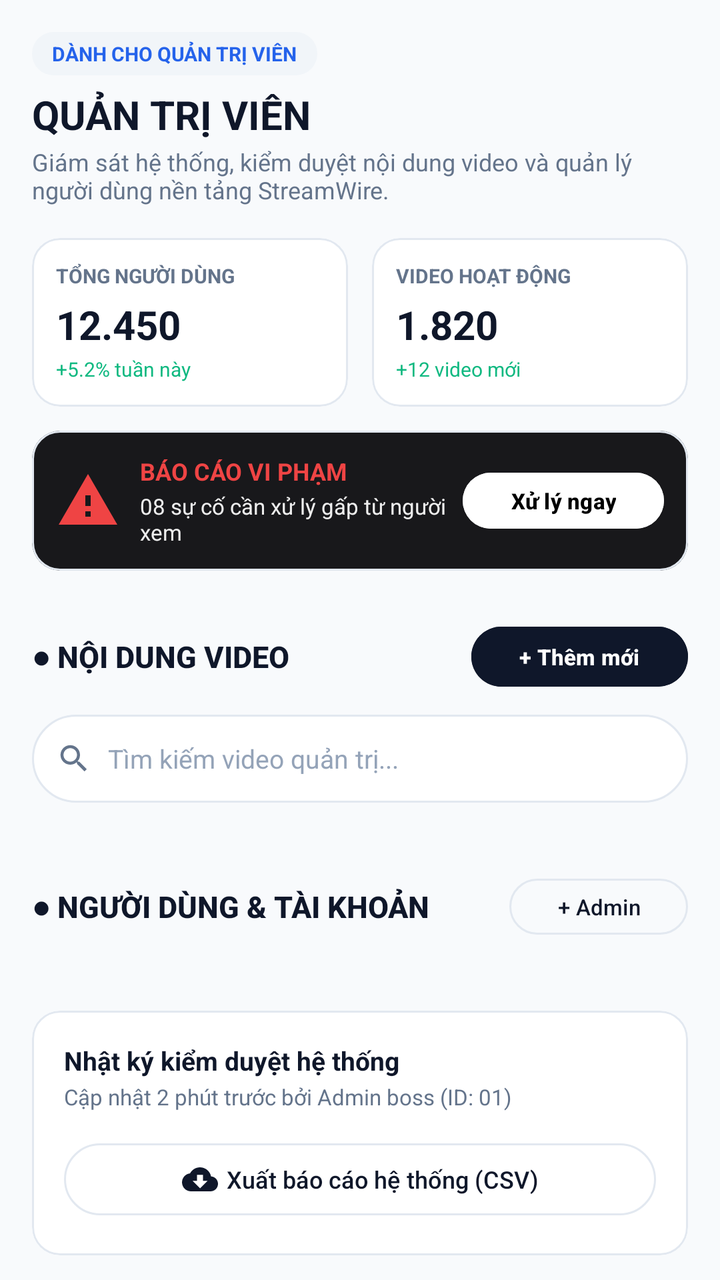
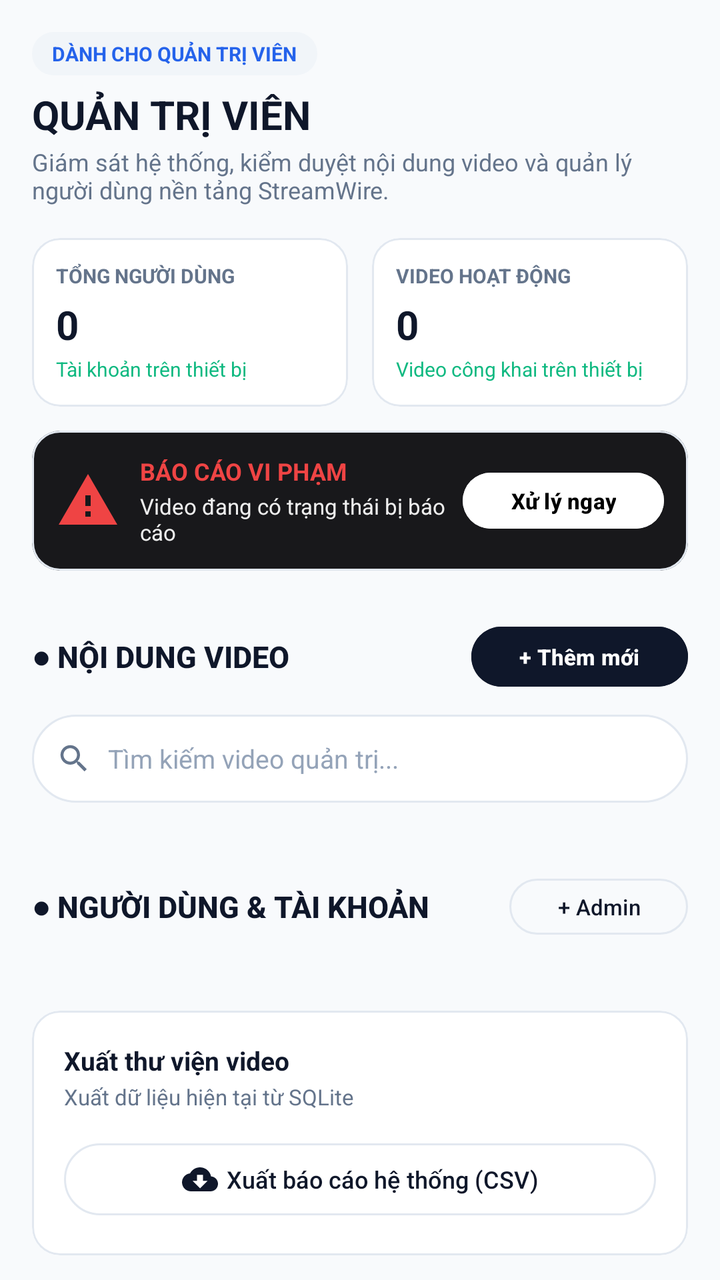

Screens rendered from an Android XML layout before and after an edit, with the pre-edit source and the edit as a unified diff.
<!-- AndroidManifest.xml: application theme Theme.StreamWire -->
<!-- res/layout/fragment_admin.xml -->
<?xml version="1.0" encoding="utf-8"?>
<androidx.core.widget.NestedScrollView xmlns:android="http://schemas.android.com/apk/res/android"
    xmlns:app="http://schemas.android.com/apk/res-auto"
    xmlns:tools="http://schemas.android.com/tools"
    android:layout_width="match_parent"
    android:layout_height="match_parent"
    android:background="@color/background"
    android:fillViewport="true"
    android:overScrollMode="never">

    <LinearLayout
        android:layout_width="match_parent"
        android:layout_height="wrap_content"
        android:orientation="vertical"
        android:padding="16dp">

        
        <TextView
            android:layout_width="wrap_content"
            android:layout_height="wrap_content"
            android:background="@drawable/bg_badge_pill"
            android:text="DÀNH CHO QUẢN TRỊ VIÊN"
            android:textColor="@color/secondary"
            android:textSize="10sp"
            android:textStyle="bold" />

        <TextView
            android:layout_width="wrap_content"
            android:layout_height="wrap_content"
            android:layout_marginTop="6dp"
            android:text="QUẢN TRỊ VIÊN"
            android:textColor="@color/text_primary"
            android:textSize="20sp"
            android:textStyle="bold" />

        <TextView
            android:layout_width="wrap_content"
            android:layout_height="wrap_content"
            android:layout_marginTop="2dp"
            android:text="Giám sát hệ thống, kiểm duyệt nội dung video và quản lý người dùng nền tảng StreamWire."
            android:textColor="@color/text_secondary"
            android:textSize="12sp" />

        
        <LinearLayout
            android:layout_width="match_parent"
            android:layout_height="wrap_content"
            android:layout_marginTop="16dp"
            android:orientation="horizontal">

            
            <com.google.android.material.card.MaterialCardView
                style="@style/Widget.StreamWire.CardView"
                android:layout_width="0dp"
                android:layout_height="wrap_content"
                android:layout_marginEnd="6dp"
                android:layout_weight="1">

                <LinearLayout
                    android:layout_width="match_parent"
                    android:layout_height="wrap_content"
                    android:orientation="vertical"
                    android:padding="12dp">

                    <TextView
                        android:layout_width="wrap_content"
                        android:layout_height="wrap_content"
                        android:text="TỔNG NGƯỜI DÙNG"
                        android:textColor="@color/text_secondary"
                        android:textSize="10sp"
                        android:textStyle="bold" />

                    <TextView
                        android:id="@+id/tvTotalUsersStat"
                        android:layout_width="wrap_content"
                        android:layout_height="wrap_content"
                        android:layout_marginTop="4dp"
                        android:text="12.450"
                        android:textColor="@color/text_primary"
                        android:textSize="20sp"
                        android:textStyle="bold" />

                    <TextView
                        android:layout_width="wrap_content"
                        android:layout_height="wrap_content"
                        android:layout_marginTop="2dp"
                        android:text="+5.2% tuần này"
                        android:textColor="@color/accent_green"
                        android:textSize="10sp" />
                </LinearLayout>
            </com.google.android.material.card.MaterialCardView>

            
            <com.google.android.material.card.MaterialCardView
                style="@style/Widget.StreamWire.CardView"
                android:layout_width="0dp"
                android:layout_height="wrap_content"
                android:layout_marginStart="6dp"
                android:layout_weight="1">

                <LinearLayout
                    android:layout_width="match_parent"
                    android:layout_height="wrap_content"
                    android:orientation="vertical"
                    android:padding="12dp">

                    <TextView
                        android:layout_width="wrap_content"
                        android:layout_height="wrap_content"
                        android:text="VIDEO HOẠT ĐỘNG"
                        android:textColor="@color/text_secondary"
                        android:textSize="10sp"
                        android:textStyle="bold" />

                    <TextView
                        android:id="@+id/tvActiveVideosStat"
                        android:layout_width="wrap_content"
                        android:layout_height="wrap_content"
                        android:layout_marginTop="4dp"
                        android:text="1.820"
                        android:textColor="@color/text_primary"
                        android:textSize="20sp"
                        android:textStyle="bold" />

                    <TextView
                        android:layout_width="wrap_content"
                        android:layout_height="wrap_content"
                        android:layout_marginTop="2dp"
                        android:text="+12 video mới"
                        android:textColor="@color/accent_green"
                        android:textSize="10sp" />
                </LinearLayout>
            </com.google.android.material.card.MaterialCardView>
        </LinearLayout>

        
        <com.google.android.material.card.MaterialCardView
            android:id="@+id/cardReportWarning"
            style="@style/Widget.StreamWire.CardView"
            android:layout_width="match_parent"
            android:layout_height="wrap_content"
            android:layout_marginTop="12dp"
            app:cardBackgroundColor="@color/badge_warning_bg">

            <LinearLayout
                android:layout_width="match_parent"
                android:layout_height="wrap_content"
                android:gravity="center_vertical"
                android:orientation="horizontal"
                android:padding="12dp">

                <ImageView
                    android:layout_width="32dp"
                    android:layout_height="32dp"
                    android:src="@drawable/ic_report_problem"
                    app:tint="@color/accent_red" />

                <LinearLayout
                    android:layout_width="0dp"
                    android:layout_height="wrap_content"
                    android:layout_marginStart="10dp"
                    android:layout_weight="1"
                    android:orientation="vertical">

                    <TextView
                        android:layout_width="wrap_content"
                        android:layout_height="wrap_content"
                        android:text="BÁO CÁO VI PHẠM"
                        android:textColor="@color/accent_red"
                        android:textSize="12sp"
                        android:textStyle="bold" />

                    <TextView
                        android:layout_width="wrap_content"
                        android:layout_height="wrap_content"
                        android:layout_marginTop="2dp"
                        android:text="08 sự cố cần xử lý gấp từ người xem"
                        android:textColor="#EEEEEE"
                        android:textSize="11sp" />
                </LinearLayout>

                <com.google.android.material.button.MaterialButton
                    android:id="@+id/btnResolveReport"
                    android:layout_width="wrap_content"
                    android:layout_height="36dp"
                    android:backgroundTint="#FFFFFF"
                    android:text="Xử lý ngay"
                    android:textColor="#000000"
                    android:textSize="11sp"
                    android:textStyle="bold"
                    app:cornerRadius="18dp" />

            </LinearLayout>
        </com.google.android.material.card.MaterialCardView>

        
        <LinearLayout
            android:layout_width="match_parent"
            android:layout_height="wrap_content"
            android:layout_marginTop="24dp"
            android:gravity="center_vertical"
            android:orientation="horizontal">

            <TextView
                android:layout_width="0dp"
                android:layout_height="wrap_content"
                android:layout_weight="1"
                android:fontFamily="sans-serif-medium"
                android:text="● NỘI DUNG VIDEO"
                android:textColor="@color/text_primary"
                android:textSize="15sp"
                android:textStyle="bold" />

            
            <com.google.android.material.button.MaterialButton
                android:id="@+id/btnAdminAddVideo"
                android:layout_width="wrap_content"
                android:layout_height="38dp"
                android:backgroundTint="@color/primary"
                android:text="+ Thêm mới"
                android:textColor="@color/text_on_primary"
                android:textSize="11sp"
                android:textStyle="bold"
                app:cornerRadius="19dp" />
        </LinearLayout>

        
        <LinearLayout
            android:layout_width="match_parent"
            android:layout_height="44dp"
            android:layout_marginTop="10dp"
            android:background="@drawable/bg_search_input"
            android:gravity="center_vertical"
            android:orientation="horizontal"
            android:paddingStart="12dp"
            android:paddingEnd="12dp">

            <ImageView
                android:layout_width="18dp"
                android:layout_height="18dp"
                android:src="@drawable/ic_search"
                app:tint="@color/text_secondary" />

            <EditText
                android:id="@+id/etSearchAdminVideo"
                android:layout_width="match_parent"
                android:layout_height="match_parent"
                android:layout_marginStart="8dp"
                android:background="@android:color/transparent"
                android:hint="Tìm kiếm video quản trị..."
                android:inputType="text"
                android:textColor="@color/text_primary"
                android:textColorHint="@color/text_hint"
                android:textSize="13sp" />
        </LinearLayout>

        
        <androidx.recyclerview.widget.RecyclerView
            android:id="@+id/rvAdminVideos"
            android:layout_width="match_parent"
            android:layout_height="wrap_content"
            android:layout_marginTop="10dp"
            android:nestedScrollingEnabled="false"
            tools:listitem="@layout/item_admin_video" />

        
        <LinearLayout
            android:layout_width="match_parent"
            android:layout_height="wrap_content"
            android:layout_marginTop="24dp"
            android:gravity="center_vertical"
            android:orientation="horizontal">

            <TextView
                android:layout_width="0dp"
                android:layout_height="wrap_content"
                android:layout_weight="1"
                android:fontFamily="sans-serif-medium"
                android:text="● NGƯỜI DÙNG &amp; TÀI KHOẢN"
                android:textColor="@color/text_primary"
                android:textSize="15sp"
                android:textStyle="bold" />

            
            <com.google.android.material.button.MaterialButton
                android:id="@+id/btnQuickGrantAdmin"
                style="@style/Widget.Material3.Button.OutlinedButton"
                android:layout_width="wrap_content"
                android:layout_height="36dp"
                android:text="+ Admin"
                android:textColor="@color/text_primary"
                android:textSize="11sp"
                app:cornerRadius="18dp"
                app:strokeColor="@color/divider" />
        </LinearLayout>

        
        <androidx.recyclerview.widget.RecyclerView
            android:id="@+id/rvAdminUsers"
            android:layout_width="match_parent"
            android:layout_height="wrap_content"
            android:layout_marginTop="10dp"
            android:nestedScrollingEnabled="false"
            tools:listitem="@layout/item_admin_user" />

        
        <com.google.android.material.card.MaterialCardView
            style="@style/Widget.StreamWire.CardView"
            android:layout_width="match_parent"
            android:layout_height="wrap_content"
            android:layout_marginTop="24dp"
            android:layout_marginBottom="24dp">

            <LinearLayout
                android:layout_width="match_parent"
                android:layout_height="wrap_content"
                android:orientation="vertical"
                android:padding="16dp">

                <TextView
                    android:layout_width="wrap_content"
                    android:layout_height="wrap_content"
                    android:text="Nhật ký kiểm duyệt hệ thống"
                    android:textColor="@color/text_primary"
                    android:textSize="13sp"
                    android:textStyle="bold" />

                <TextView
                    android:layout_width="wrap_content"
                    android:layout_height="wrap_content"
                    android:layout_marginTop="2dp"
                    android:text="Cập nhật 2 phút trước bởi Admin boss (ID: 01)"
                    android:textColor="@color/text_secondary"
                    android:textSize="11sp" />

                <com.google.android.material.button.MaterialButton
                    android:id="@+id/btnExportReportCsv"
                    style="@style/Widget.Material3.Button.OutlinedButton"
                    android:layout_width="match_parent"
                    android:layout_height="44dp"
                    android:layout_marginTop="12dp"
                    android:text="Xuất báo cáo hệ thống (CSV)"
                    android:textColor="@color/text_primary"
                    android:textSize="12sp"
                    app:cornerRadius="22dp"
                    app:icon="@drawable/ic_download"
                    app:iconGravity="textStart"
                    app:iconTint="@color/text_primary"
                    app:strokeColor="@color/divider" />
            </LinearLayout>
        </com.google.android.material.card.MaterialCardView>

    </LinearLayout>
</androidx.core.widget.NestedScrollView>
<!-- res/layout/item_admin_video.xml (included above) -->
<?xml version="1.0" encoding="utf-8"?>
<com.google.android.material.card.MaterialCardView xmlns:android="http://schemas.android.com/apk/res/android"
    xmlns:app="http://schemas.android.com/apk/res-auto"
    xmlns:tools="http://schemas.android.com/tools"
    android:id="@+id/cardAdminVideo"
    style="@style/Widget.StreamWire.CardView"
    android:layout_width="match_parent"
    android:layout_height="wrap_content"
    android:layout_marginBottom="12dp">

    <LinearLayout
        android:layout_width="match_parent"
        android:layout_height="wrap_content"
        android:orientation="vertical"
        android:padding="12dp">

        <LinearLayout
            android:layout_width="match_parent"
            android:layout_height="wrap_content"
            android:orientation="horizontal">

            
            <FrameLayout
                android:layout_width="96dp"
                android:layout_height="64dp">

                <com.google.android.material.imageview.ShapeableImageView
                    android:id="@+id/ivAdminVideoThumb"
                    android:layout_width="match_parent"
                    android:layout_height="match_parent"
                    android:background="@color/badge_bg"
                    android:scaleType="centerCrop"
                    android:src="@drawable/ic_play_circle"
                    app:shapeAppearanceOverlay="@style/Widget.StreamWire.CardView" />

                <ImageView
                    android:layout_width="24dp"
                    android:layout_height="24dp"
                    android:layout_gravity="center"
                    android:background="@drawable/bg_circle_icon"
                    android:padding="5dp"
                    android:src="@drawable/ic_play_arrow"
                    app:tint="@color/text_primary" />
            </FrameLayout>

            
            <LinearLayout
                android:layout_width="0dp"
                android:layout_height="wrap_content"
                android:layout_marginStart="12dp"
                android:layout_weight="1"
                android:orientation="vertical">

                <LinearLayout
                    android:layout_width="match_parent"
                    android:layout_height="wrap_content"
                    android:gravity="center_vertical"
                    android:orientation="horizontal">

                    <TextView
                        android:id="@+id/tvAdminVideoStatus"
                        android:layout_width="wrap_content"
                        android:layout_height="wrap_content"
                        android:background="@drawable/bg_badge_pill"
                        android:text="Đang hiển thị"
                        android:textColor="@color/accent_green"
                        android:textSize="10sp"
                        android:textStyle="bold" />

                    <TextView
                        android:id="@+id/tvAdminVideoId"
                        android:layout_width="wrap_content"
                        android:layout_height="wrap_content"
                        android:layout_marginStart="6dp"
                        android:text="ID: #001"
                        android:textColor="@color/text_hint"
                        android:textSize="10sp" />
                </LinearLayout>

                <TextView
                    android:id="@+id/tvAdminVideoTitle"
                    android:layout_width="match_parent"
                    android:layout_height="wrap_content"
                    android:layout_marginTop="3dp"
                    android:ellipsize="end"
                    android:maxLines="1"
                    android:text="Chiến Binh Không Gian: Khởi Nguyên"
                    android:textColor="@color/text_primary"
                    android:textSize="13sp"
                    android:textStyle="bold" />

                <TextView
                    android:id="@+id/tvAdminVideoMeta"
                    android:layout_width="match_parent"
                    android:layout_height="wrap_content"
                    android:layout_marginTop="2dp"
                    android:text="Hành Động • 350K lượt xem"
                    android:textColor="@color/text_secondary"
                    android:textSize="11sp" />
            </LinearLayout>

        </LinearLayout>

        
        <View
            android:layout_width="match_parent"
            android:layout_height="1dp"
            android:layout_marginTop="10dp"
            android:layout_marginBottom="10dp"
            android:background="@color/divider" />

        
        <LinearLayout
            android:layout_width="match_parent"
            android:layout_height="wrap_content"
            android:gravity="center"
            android:orientation="horizontal">

            <com.google.android.material.button.MaterialButton
                android:id="@+id/btnAdminEditVideo"
                style="@style/Widget.Material3.Button.OutlinedButton"
                android:layout_width="0dp"
                android:layout_height="38dp"
                android:layout_weight="1"
                android:text="Sửa"
                android:textColor="@color/text_primary"
                android:textSize="11sp"
                app:cornerRadius="19dp"
                app:icon="@drawable/ic_edit"
                app:iconGravity="textStart"
                app:iconSize="14dp"
                app:iconTint="@color/text_primary"
                app:strokeColor="@color/divider" />

            <com.google.android.material.button.MaterialButton
                android:id="@+id/btnAdminToggleStatus"
                style="@style/Widget.Material3.Button.OutlinedButton"
                android:layout_width="0dp"
                android:layout_height="38dp"
                android:layout_marginStart="6dp"
                android:layout_marginEnd="6dp"
                android:layout_weight="1.2"
                android:text="Ẩn / Khóa"
                android:textColor="@color/text_secondary"
                android:textSize="11sp"
                app:cornerRadius="19dp"
                app:icon="@drawable/ic_visibility_off"
                app:iconGravity="textStart"
                app:iconSize="14dp"
                app:iconTint="@color/text_secondary"
                app:strokeColor="@color/divider" />

            <com.google.android.material.button.MaterialButton
                android:id="@+id/btnAdminDeleteVideo"
                style="@style/Widget.Material3.Button.OutlinedButton"
                android:layout_width="0dp"
                android:layout_height="38dp"
                android:layout_weight="1"
                android:text="Xóa"
                android:textColor="@color/accent_red"
                android:textSize="11sp"
                app:cornerRadius="19dp"
                app:icon="@drawable/ic_delete"
                app:iconGravity="textStart"
                app:iconSize="14dp"
                app:iconTint="@color/accent_red"
                app:strokeColor="@color/divider" />
        </LinearLayout>

    </LinearLayout>

</com.google.android.material.card.MaterialCardView>
<!-- res/layout/item_admin_user.xml (included above) -->
<?xml version="1.0" encoding="utf-8"?>
<com.google.android.material.card.MaterialCardView xmlns:android="http://schemas.android.com/apk/res/android"
    xmlns:app="http://schemas.android.com/apk/res-auto"
    xmlns:tools="http://schemas.android.com/tools"
    android:id="@+id/cardAdminUser"
    style="@style/Widget.StreamWire.CardView"
    android:layout_width="match_parent"
    android:layout_height="wrap_content"
    android:layout_marginBottom="10dp">

    <LinearLayout
        android:layout_width="match_parent"
        android:layout_height="wrap_content"
        android:orientation="vertical"
        android:padding="12dp">

        <LinearLayout
            android:layout_width="match_parent"
            android:layout_height="wrap_content"
            android:gravity="center_vertical"
            android:orientation="horizontal">

            <ImageView
                android:id="@+id/ivAdminUserAvatar"
                android:layout_width="44dp"
                android:layout_height="44dp"
                android:background="@drawable/bg_circle_icon"
                android:padding="10dp"
                android:src="@drawable/ic_person"
                app:tint="@color/text_primary" />

            <LinearLayout
                android:layout_width="0dp"
                android:layout_height="wrap_content"
                android:layout_marginStart="12dp"
                android:layout_weight="1"
                android:orientation="vertical">

                <LinearLayout
                    android:layout_width="wrap_content"
                    android:layout_height="wrap_content"
                    android:gravity="center_vertical"
                    android:orientation="horizontal">

                    <TextView
                        android:id="@+id/tvAdminUserName"
                        android:layout_width="wrap_content"
                        android:layout_height="wrap_content"
                        android:text="Nguyễn Văn An"
                        android:textColor="@color/text_primary"
                        android:textSize="14sp"
                        android:textStyle="bold" />

                    <TextView
                        android:id="@+id/tvAdminUserRole"
                        android:layout_width="wrap_content"
                        android:layout_height="wrap_content"
                        android:layout_marginStart="6dp"
                        android:background="@drawable/bg_badge_pill"
                        android:text="User"
                        android:textColor="@color/text_secondary"
                        android:textSize="10sp"
                        android:textStyle="bold" />
                </LinearLayout>

                <TextView
                    android:id="@+id/tvAdminUserUsername"
                    android:layout_width="wrap_content"
                    android:layout_height="wrap_content"
                    android:layout_marginTop="2dp"
                    android:text="@an_nguyen99"
                    android:textColor="@color/text_secondary"
                    android:textSize="12sp" />
            </LinearLayout>

            
            <TextView
                android:id="@+id/tvAdminUserStatus"
                android:layout_width="wrap_content"
                android:layout_height="wrap_content"
                android:background="@drawable/bg_badge_pill"
                android:text="Hoạt động"
                android:textColor="@color/accent_green"
                android:textSize="10sp" />
        </LinearLayout>

        
        <LinearLayout
            android:layout_width="match_parent"
            android:layout_height="wrap_content"
            android:layout_marginTop="10dp"
            android:gravity="end"
            android:orientation="horizontal">

            <com.google.android.material.button.MaterialButton
                android:id="@+id/btnAdminChangeRole"
                style="@style/Widget.Material3.Button.OutlinedButton"
                android:layout_width="wrap_content"
                android:layout_height="36dp"
                android:text="Phân quyền"
                android:textColor="@color/text_primary"
                android:textSize="11sp"
                app:cornerRadius="18dp"
                app:icon="@drawable/ic_edit"
                app:iconSize="13dp"
                app:iconTint="@color/text_primary"
                app:strokeColor="@color/divider" />

            <com.google.android.material.button.MaterialButton
                android:id="@+id/btnAdminToggleLock"
                style="@style/Widget.Material3.Button.OutlinedButton"
                android:layout_width="wrap_content"
                android:layout_height="36dp"
                android:layout_marginStart="8dp"
                android:text="Khóa tài khoản"
                android:textColor="@color/accent_red"
                android:textSize="11sp"
                app:cornerRadius="18dp"
                app:icon="@drawable/ic_lock"
                app:iconSize="13dp"
                app:iconTint="@color/accent_red"
                app:strokeColor="@color/divider" />
        </LinearLayout>

    </LinearLayout>

</com.google.android.material.card.MaterialCardView>
<!-- resources referenced by this layout -->
<resources>
  <color name="accent_green">#10B981</color>
  <color name="accent_red">#EF4444</color>
  <color name="background">#F8FAFC</color>
  <color name="badge_bg">#F1F5F9</color>
  <color name="badge_warning_bg">#18181B</color>
  <color name="divider">#E2E8F0</color>
  <color name="primary">#0F172A</color>
  <color name="secondary">#2563EB</color>
  <color name="text_hint">#94A3B8</color>
  <color name="text_on_primary">#FFFFFF</color>
  <color name="text_primary">#0F172A</color>
  <color name="text_secondary">#64748B</color>
  <!-- drawable bg_badge_pill (drawable) -->
  <?xml version="1.0" encoding="utf-8"?>
  <shape xmlns:android="http://schemas.android.com/apk/res/android"
      android:shape="rectangle">
      <corners android:radius="20dp" />
      <solid android:color="@color/badge_bg" />
      <padding
          android:left="10dp"
          android:top="4dp"
          android:right="10dp"
          android:bottom="4dp" />
  </shape>
  <!-- drawable bg_circle_icon (drawable) -->
  <?xml version="1.0" encoding="utf-8"?>
  <shape xmlns:android="http://schemas.android.com/apk/res/android"
      android:shape="oval">
      <solid android:color="@color/badge_bg" />
  </shape>
  <!-- drawable ic_delete (drawable) -->
  <vector xmlns:android="http://schemas.android.com/apk/res/android"
      android:width="24dp"
      android:height="24dp"
      android:viewportWidth="24"
      android:viewportHeight="24">
    <path
        android:fillColor="?attr/colorPrimary"
        android:pathData="M6,19c0,1.1 0.9,2 2,2h8c1.1,0 2,-0.9 2,-2V7H6v12zM19,4h-3.5l-1,-1h-5l-1,1H5v2h14V4z"/>
  </vector>
  <!-- drawable ic_person (drawable) -->
  <vector xmlns:android="http://schemas.android.com/apk/res/android"
      android:width="24dp"
      android:height="24dp"
      android:viewportWidth="24"
      android:viewportHeight="24">
    <path
        android:fillColor="?attr/colorPrimary"
        android:pathData="M12,12c2.21,0 4,-1.79 4,-4s-1.79,-4 -4,-4 -4,1.79 -4,4 1.79,4 4,4zm0,2c-2.67,0 -8,1.34 -8,4v2h16v-2c0,-2.66 -5.33,-4 -8,-4z"/>
  </vector>
  <!-- drawable ic_play_arrow (drawable) -->
  <vector xmlns:android="http://schemas.android.com/apk/res/android"
      android:width="24dp"
      android:height="24dp"
      android:viewportWidth="24"
      android:viewportHeight="24">
    <path
        android:fillColor="?attr/colorPrimary"
        android:pathData="M8,5v14l11,-7z"/>
  </vector>
  <!-- drawable ic_play_circle (drawable) -->
  <vector xmlns:android="http://schemas.android.com/apk/res/android"
      android:width="48dp"
      android:height="48dp"
      android:viewportWidth="24"
      android:viewportHeight="24">
    <path
        android:fillColor="?attr/colorPrimary"
        android:pathData="M12,2C6.48,2 2,6.48 2,12s4.48,10 10,10 10,-4.48 10,-10S17.52,2 12,2zM10,16.5v-9l6,4.5 -6,4.5z"/>
  </vector>
  <!-- drawable ic_report_problem (drawable) -->
  <vector xmlns:android="http://schemas.android.com/apk/res/android"
      android:width="24dp"
      android:height="24dp"
      android:viewportWidth="24"
      android:viewportHeight="24">
    <path
        android:fillColor="?attr/colorPrimary"
        android:pathData="M1,21h22L12,2 1,21zm12,-3h-2v-2h2v2zm0,-4h-2v-4h2v4z"/>
  </vector>
  <style name="Widget.StreamWire.CardView" parent="Widget.Material3.CardView.Elevated">
          <item name="cardBackgroundColor">@color/card_background</item>
          <item name="cardCornerRadius">14dp</item>
          <item name="cardElevation">0dp</item>
          <item name="strokeWidth">1dp</item>
          <item name="strokeColor">@color/divider</item>
      </style>
  <color name="surface">#FFFFFF</color>
  <color name="card_background">#FFFFFF</color>
  <color name="primary_variant">#1E293B</color>
  <color name="badge_text">#334155</color>
  <!-- unchanged entries left out for length: 8 -->
</resources>

<!-- the commit's change to res/layout/fragment_admin.xml (unified diff, before → after) -->
@@ -75,7 +75,7 @@
                         android:layout_width="wrap_content"
                         android:layout_height="wrap_content"
                         android:layout_marginTop="4dp"
-                        android:text="12.450"
+                        android:text="0"
                         android:textColor="@color/text_primary"
                         android:textSize="20sp"
                         android:textStyle="bold" />
@@ -84,7 +84,7 @@
                         android:layout_width="wrap_content"
                         android:layout_height="wrap_content"
                         android:layout_marginTop="2dp"
-                        android:text="+5.2% tuần này"
+                        android:text="Tài khoản trên thiết bị"
                         android:textColor="@color/accent_green"
                         android:textSize="10sp" />
                 </LinearLayout>
@@ -117,7 +117,7 @@
                         android:layout_width="wrap_content"
                         android:layout_height="wrap_content"
                         android:layout_marginTop="4dp"
-                        android:text="1.820"
+                        android:text="0"
                         android:textColor="@color/text_primary"
                         android:textSize="20sp"
                         android:textStyle="bold" />
@@ -126,7 +126,7 @@
                         android:layout_width="wrap_content"
                         android:layout_height="wrap_content"
                         android:layout_marginTop="2dp"
-                        android:text="+12 video mới"
+                        android:text="Video công khai trên thiết bị"
                         android:textColor="@color/accent_green"
                         android:textSize="10sp" />
                 </LinearLayout>
@@ -174,7 +174,7 @@
                         android:layout_width="wrap_content"
                         android:layout_height="wrap_content"
                         android:layout_marginTop="2dp"
-                        android:text="08 sự cố cần xử lý gấp từ người xem"
+                        android:text="Video đang có trạng thái bị báo cáo"
                         android:textColor="#EEEEEE"
                         android:textSize="11sp" />
                 </LinearLayout>
@@ -320,7 +320,7 @@
                 <TextView
                     android:layout_width="wrap_content"
                     android:layout_height="wrap_content"
-                    android:text="Nhật ký kiểm duyệt hệ thống"
+                    android:text="Xuất thư viện video"
                     android:textColor="@color/text_primary"
                     android:textSize="13sp"
                     android:textStyle="bold" />
@@ -329,7 +329,7 @@
                     android:layout_width="wrap_content"
                     android:layout_height="wrap_content"
                     android:layout_marginTop="2dp"
-                    android:text="Cập nhật 2 phút trước bởi Admin boss (ID: 01)"
+                    android:text="Xuất dữ liệu hiện tại từ SQLite"
                     android:textColor="@color/text_secondary"
                     android:textSize="11sp" />
 
